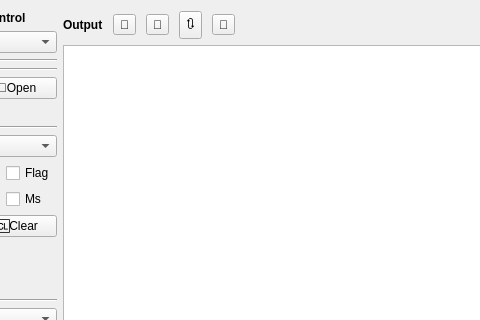
First picture: the form in Source/IOPage/IOPage.ui, repository x-tools-author/x-tools, before the edit; both pictures show x 120 to 600 and y 0 to 320 of the 876 by 404 pixel window.
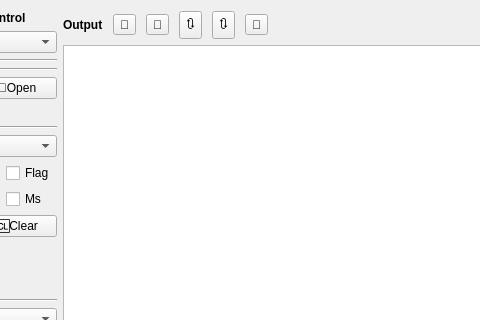
Second picture: the form after the edit. Custom widgets are drawn as their Qt base class.

Patch:
```diff
--- a/Source/IOPage/IOPage.ui
+++ b/Source/IOPage/IOPage.ui
@@ -344,6 +344,13 @@
           </property>
          </widget>
         </item>
+        <item>
+         <widget class="QToolButton" name="toolButtonTransmitter">
+          <property name="text">
+           <string>🔃</string>
+          </property>
+         </widget>
+        </item>
         <item>
          <widget class="QToolButton" name="toolButtonPreset">
           <property name="toolTip">
```
